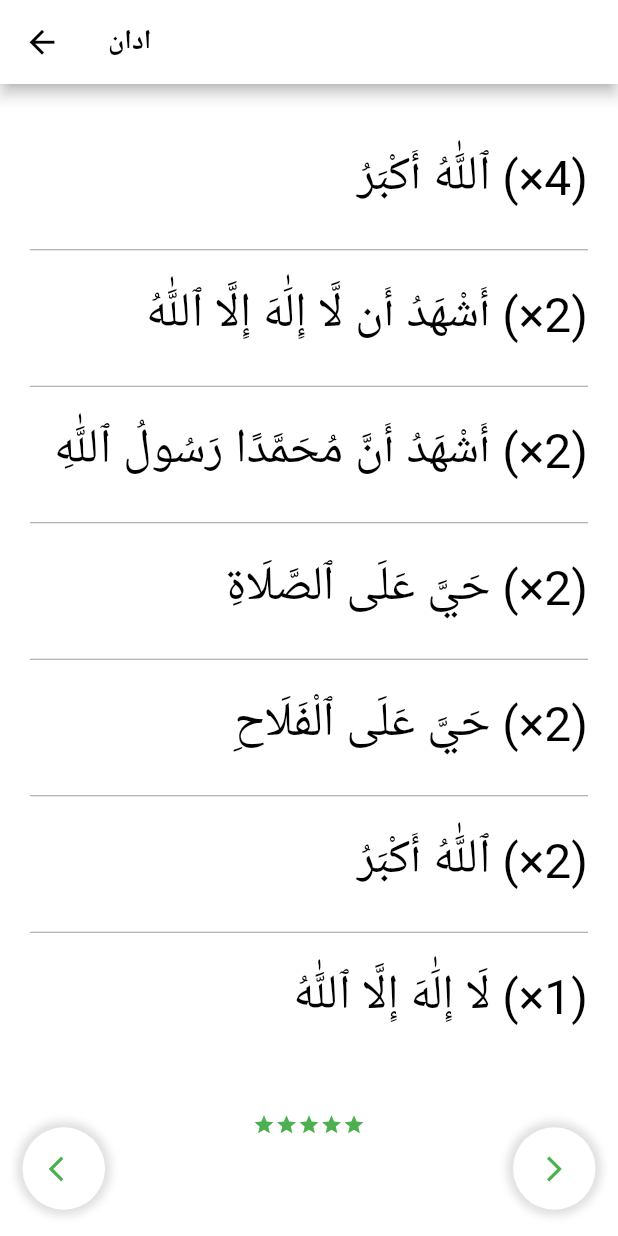
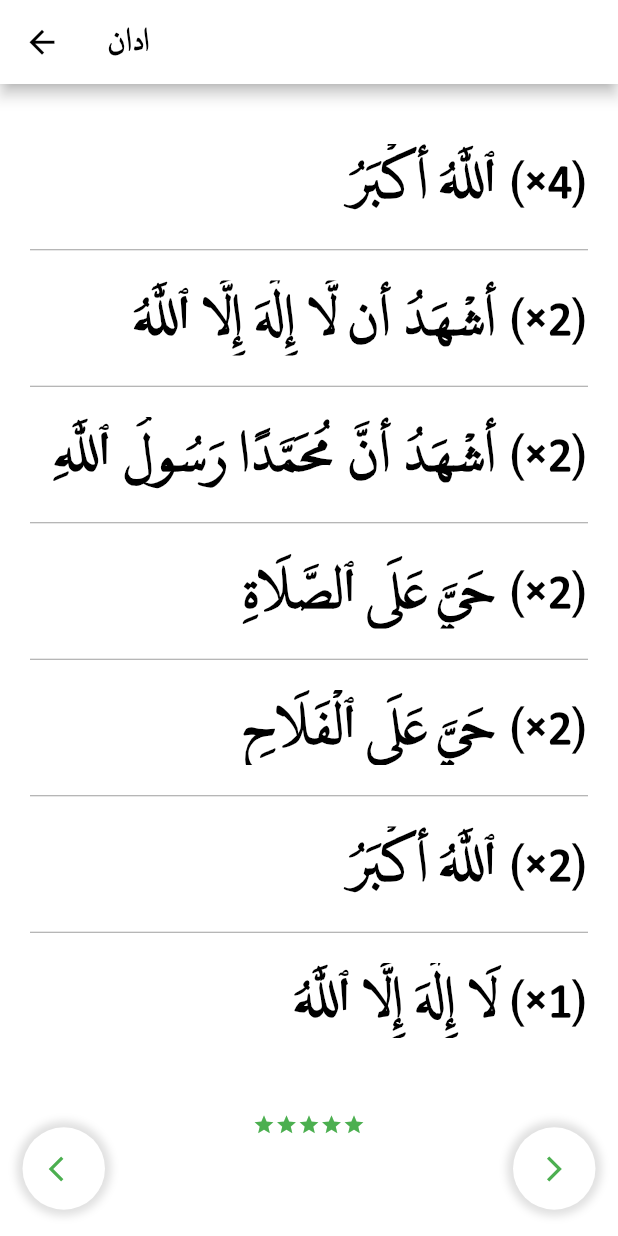
Before and after one commit to alizaenazet/dalil-alnajah, a Flutter app: the Section4 screen opened directly, on a phone screen of 412 x 824 dp. Run offline on Flutter 3.47's test engine with Material 2 defaults, Android fonts, the phone set to English and light mode, and no system bars; our stand-ins replace animated_splash_screen, google_fonts.

Commit message:
section 4 font

```diff
--- a/lib/section4.dart
+++ b/lib/section4.dart
@@ -1,3 +1,4 @@
+import 'package:alizaenaz/config/consts.dart';
 import 'package:alizaenaz/home.dart';
 import 'package:alizaenaz/section3.dart';
 import 'package:alizaenaz/section5.dart';
@@ -6,186 +7,195 @@ import 'package:flutter/material.dart';
 import 'package:google_fonts/google_fonts.dart';
 
 class Section4 extends StatefulWidget {
-  const Section4({ Key? key }) : super(key: key);
+  const Section4({Key? key}) : super(key: key);
 
   @override
   State<Section4> createState() => _Section4State();
 }
 
 class _Section4State extends State<Section4> {
-  final Color color=Colors.white;
-   double size=32;
+  final Color color = Colors.white;
+  double size = 32;
   @override
   Widget build(BuildContext context) {
     return Scaffold(
-
       backgroundColor: Colors.white,
       appBar: AppBar(
         backgroundColor: Colors.white,
-        leading: IconButton(onPressed: (){
-         Navigator.of(context).pushReplacement(MaterialPageRoute(builder: (context)=>Home()));
-        }, icon:Icon(Icons.arrow_back,color: Colors.black,size: 25,)
+        leading: IconButton(
+            onPressed: () {
+              Navigator.of(context).pushReplacement(
+                  MaterialPageRoute(builder: (context) => Home()));
+            },
+            icon: Icon(
+              Icons.arrow_back,
+              color: Colors.black,
+              size: 25,
+            )),
+        title: Text(
+          'ادان',
+          style: TextStyle(
+            color: Colors.black,
+            fontSize: 18,
+            fontWeight: FontWeight.bold,
+            fontFamily: LPMQFontFamily,
           ),
-        title: Text('ادان',style: GoogleFonts.poppins(
-          textStyle:TextStyle(
-            color: Colors.black,fontSize: 18,fontWeight: FontWeight.bold
-          )
-        ),),
-
         ),
-
-
-
-
-       body: Stack(
-         children: [SingleChildScrollView(
+      ),
+      body: Stack(children: [
+        SingleChildScrollView(
           child: Padding(
             padding: const EdgeInsets.symmetric(horizontal: 20),
-          child: Column(
-            children:[
-
-
-            SizedBox(height: 40,),
+            child: Column(children: [
+              SizedBox(
+                height: 40,
+              ),
               Container(
                 height: 50,
                 color: color,
-              width: MediaQuery.of(context).size.width ,
+                width: MediaQuery.of(context).size.width,
                 child: Text('(4×) ٱللَّٰهُ أَكْبَرُ',
-              textDirection: TextDirection.rtl,
-              style: TextStyle(
-                color: Colors.black,
-                fontSize: size,
-
+                    textDirection: TextDirection.rtl, style: largeBlackArabic),
               ),
+              SizedBox(
+                height: 20,
               ),
+              Divider(height: 1, color: Colors.grey.shade500),
+              SizedBox(
+                height: 20,
               ),
-              SizedBox(height: 20,),
-              Divider(
-                height: 1,color:Colors.grey.shade500
-              ),
-                SizedBox(height: 20,),
               Container(
                 height: 50,
                 color: color,
-              width: MediaQuery.of(context).size.width ,
-              child: Text('(2×) أَشْهَدُ أَن لَّا إِلَٰهَ إِلَّا ٱللَّٰهُ',
+                width: MediaQuery.of(context).size.width,
+                child: Text(
+                  '(2×) أَشْهَدُ أَن لَّا إِلَٰهَ إِلَّا ٱللَّٰهُ',
                   textDirection: TextDirection.rtl,
-              style: TextStyle(
-                color: Colors.black,
-                fontSize: size,
-
+                  style: largeBlackArabic,
                 ),
               ),
+              SizedBox(
+                height: 20,
               ),
-              SizedBox(height: 20,),
-              Divider(
-                height: 1,color:Colors.grey.shade500
+              Divider(height: 1, color: Colors.grey.shade500),
+              SizedBox(
+                height: 20,
               ),
-                SizedBox(height: 20,),
               Container(
                 height: 50,
                 color: color,
-              width: MediaQuery.of(context).size.width ,
-              child: Text('(2×) أَشْهَدُ أَنَّ مُحَمَّدًا رَسُولُ ٱللَّٰهِ',
+                width: MediaQuery.of(context).size.width,
+                child: Text(
+                  '(2×) أَشْهَدُ أَنَّ مُحَمَّدًا رَسُولُ ٱللَّٰهِ',
                   textDirection: TextDirection.rtl,
-              style: TextStyle(
-                color: Colors.black,
-                fontSize: size,
-
+                  style: largeBlackArabic,
                 ),
               ),
+              SizedBox(
+                height: 20,
               ),
-              SizedBox(height: 20,),
-              Divider(
-                height: 1,color:Colors.grey.shade500
+              Divider(height: 1, color: Colors.grey.shade500),
+              SizedBox(
+                height: 20,
               ),
-               SizedBox(height: 20,),
               Container(
                 height: 50,
                 color: color,
-              width: MediaQuery.of(context).size.width ,
-              child: Text('(2×) حَيَّ عَلَى ٱلصَّلَاةِ',
+                width: MediaQuery.of(context).size.width,
+                child: Text(
+                  '(2×) حَيَّ عَلَى ٱلصَّلَاةِ',
                   textDirection: TextDirection.rtl,
-              style: TextStyle(
-                color: Colors.black,
-                fontSize: size,
-
+                  style: largeBlackArabic,
                 ),
               ),
+              SizedBox(
+                height: 20,
               ),
-              SizedBox(height: 20,),
-              Divider(
-                height: 1,color:Colors.grey.shade500
+              Divider(height: 1, color: Colors.grey.shade500),
+              SizedBox(
+                height: 20,
               ),
-               SizedBox(height: 20,),
               Container(
                 height: 50,
                 color: color,
-              width: MediaQuery.of(context).size.width ,
-              child: Text('(2×) حَيَّ عَلَى ٱلْفَلَاحِ',
+                width: MediaQuery.of(context).size.width,
+                child: Text(
+                  '(2×) حَيَّ عَلَى ٱلْفَلَاحِ',
                   textDirection: TextDirection.rtl,
-              style: TextStyle(
-                color: Colors.black,
-                fontSize: size,
-
+                  style: largeBlackArabic,
                 ),
               ),
+              SizedBox(
+                height: 20,
               ),
-              SizedBox(height: 20,),
-              Divider(
-                height: 1,color:Colors.grey.shade500
+              Divider(height: 1, color: Colors.grey.shade500),
+              SizedBox(
+                height: 20,
               ),
-                  SizedBox(height: 20,),
               Container(
                 height: 50,
                 color: color,
-              width: MediaQuery.of(context).size.width ,
-              child: Text('(2×) ٱللَّٰهُ أَكْبَرُ',
+                width: MediaQuery.of(context).size.width,
+                child: Text(
+                  '(2×) ٱللَّٰهُ أَكْبَرُ',
                   textDirection: TextDirection.rtl,
-              style: TextStyle(
-                color: Colors.black,
-                fontSize: size,
-
+                  style: largeBlackArabic,
                 ),
               ),
+              SizedBox(
+                height: 20,
               ),
-
-
-                SizedBox(height: 20,),
-              Divider(
-                height: 1,color:Colors.grey.shade500
+              Divider(height: 1, color: Colors.grey.shade500),
+              SizedBox(
+                height: 20,
               ),
-              SizedBox(height: 20,),
               Container(
                 height: 50,
                 color: color,
-              width: MediaQuery.of(context).size.width ,
-              child: Text('(1×) لَا إِلَٰهَ إِلَّا ٱللَّٰهُ',
+                width: MediaQuery.of(context).size.width,
+                child: Text(
+                  '(1×) لَا إِلَٰهَ إِلَّا ٱللَّٰهُ',
                   textDirection: TextDirection.rtl,
-              style: TextStyle(
-                color: Colors.black,
-                fontSize: size,
-
+                  style: largeBlackArabic,
                 ),
               ),
+              SizedBox(
+                height: 50,
               ),
-
-               SizedBox(height: 50,),
               Row(
                 mainAxisAlignment: MainAxisAlignment.center,
                 children: [
-                  Icon(Icons.star,color:Colors.green,size: 15,),
-                    Icon(Icons.star,color:Colors.green,size: 15,),
-                      Icon(Icons.star,color:Colors.green,size: 15,),
-                        Icon(Icons.star,color:Colors.green,size: 15,),
-                          Icon(Icons.star,color:Colors.green,size: 15,),
+                  Icon(
+                    Icons.star,
+                    color: Colors.green,
+                    size: 15,
+                  ),
+                  Icon(
+                    Icons.star,
+                    color: Colors.green,
+                    size: 15,
+                  ),
+                  Icon(
+                    Icons.star,
+                    color: Colors.green,
+                    size: 15,
+                  ),
+                  Icon(
+                    Icons.star,
+                    color: Colors.green,
+                    size: 15,
+                  ),
+                  Icon(
+                    Icons.star,
+                    color: Colors.green,
+                    size: 15,
+                  ),
                 ],
               ),
-               SizedBox(height: 50,),
-
-
-            ]
+              SizedBox(
+                height: 50,
               ),
+            ]),
           ),
         ),
         Padding(
@@ -195,8 +205,7 @@ class _Section4State extends State<Section4> {
             children: [
               Container(
                 height: 60,
-              width:MediaQuery.of(context).size.width,
-
+                width: MediaQuery.of(context).size.width,
                 child: Row(
                   mainAxisAlignment: MainAxisAlignment.spaceBetween,
                   children: [
@@ -206,77 +215,93 @@ class _Section4State extends State<Section4> {
                       decoration: BoxDecoration(
                           color: Colors.white,
                           shape: BoxShape.circle,
-    boxShadow: [BoxShadow(
+                          boxShadow: [
+                            BoxShadow(
                                 color: Colors.grey.shade300,
-      spreadRadius: 4,blurRadius: 4
-    )]
-  ),
+                                spreadRadius: 4,
+                                blurRadius: 4)
+                          ]),
                       child: Center(
-    child: IconButton(onPressed: (){
-
-    Navigator.of(context).pushReplacement(PageRouteBuilder(
+                        child: IconButton(
+                            onPressed: () {
+                              Navigator.of(context).pushReplacement(
+                                  PageRouteBuilder(
                                       transitionDuration: Duration(seconds: 1),
                                       transitionsBuilder: (BuildContext context,
                                           Animation<double> animation,
                                           Animation<double> secAnimation,
                                           Widget child) {
                                         animation = CurvedAnimation(
-                                    parent: animation, curve: Curves.linear);
+                                            parent: animation,
+                                            curve: Curves.linear);
                                         return SharedAxisTransition(
                                             child: child,
                                             animation: animation,
                                             secondaryAnimation: secAnimation,
-                                    transitionType: SharedAxisTransitionType.horizontal);
+                                            transitionType:
+                                                SharedAxisTransitionType
+                                                    .horizontal);
                                       },
                                       pageBuilder: (BuildContext context,
                                           Animation<double> animation,
                                           Animation<double> secAnimation) {
                                         return Section3();
                                       }));
-    }, icon: Icon(Icons.arrow_back_ios,color: Colors.green,size: 20,)
+                            },
+                            icon: Icon(
+                              Icons.arrow_back_ios,
+                              color: Colors.green,
+                              size: 20,
+                            )),
                       ),
                     ),
-),
-
                     Container(
                       height: 55,
                       width: 55,
                       decoration: BoxDecoration(
                           color: Colors.white,
                           shape: BoxShape.circle,
-    boxShadow: [BoxShadow(
+                          boxShadow: [
+                            BoxShadow(
                                 color: Colors.grey.shade300,
-      spreadRadius: 4,blurRadius: 4
-    )]
-  ),
-  child: IconButton(onPressed: (){
-
-  Navigator.of(context).pushReplacement(PageRouteBuilder(
+                                spreadRadius: 4,
+                                blurRadius: 4)
+                          ]),
+                      child: IconButton(
+                          onPressed: () {
+                            Navigator.of(context).pushReplacement(
+                                PageRouteBuilder(
                                     transitionDuration: Duration(seconds: 1),
                                     transitionsBuilder: (BuildContext context,
                                         Animation<double> animation,
                                         Animation<double> secAnimation,
                                         Widget child) {
                                       animation = CurvedAnimation(
-                                  parent: animation, curve: Curves.linear);
+                                          parent: animation,
+                                          curve: Curves.linear);
                                       return SharedAxisTransition(
                                           child: child,
                                           animation: animation,
                                           secondaryAnimation: secAnimation,
-                                  transitionType: SharedAxisTransitionType.horizontal);
+                                          transitionType:
+                                              SharedAxisTransitionType
+                                                  .horizontal);
                                     },
                                     pageBuilder: (BuildContext context,
                                         Animation<double> animation,
                                         Animation<double> secAnimation) {
                                       return Section5();
                                     }));
-  }, icon: Icon(Icons.arrow_forward_ios,color: Colors.green,size: 20,)
-  ),
+                          },
+                          icon: Icon(
+                            Icons.arrow_forward_ios,
+                            color: Colors.green,
+                            size: 20,
+                          )),
                     ),
                   ],
                 ),
               ),
-
             ],
           ),
         )
```
Lines whose indentation alone changed are shown as unchanged.
